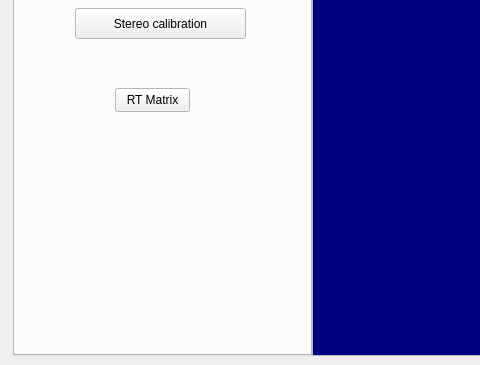
jjun-ho/2023-Capstone-Design, file IronView2/mainframe.ui: the form before one commit; both pictures show x 0 to 480 and y 96 to 461 of the 622 by 461 pixel window.
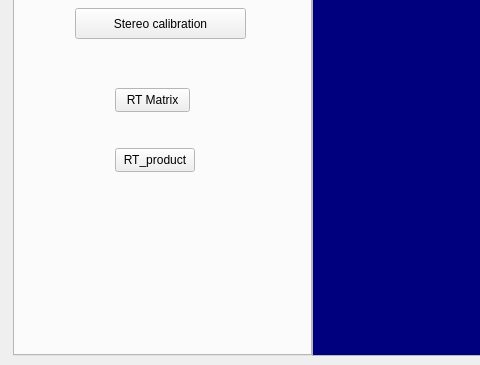
The form after the commit. Icons and pictures are not drawn.

```diff
--- a/IronView2/mainframe.ui
+++ b/IronView2/mainframe.ui
@@ -772,6 +772,19 @@
           <string>RT Matrix</string>
          </property>
         </widget>
+        <widget class="QPushButton" name="RT_product">
+         <property name="geometry">
+          <rect>
+           <x>100</x>
+           <y>160</y>
+           <width>80</width>
+           <height>24</height>
+          </rect>
+         </property>
+         <property name="text">
+          <string>RT_product</string>
+         </property>
+        </widget>
        </widget>
        <widget class="QWidget" name="tab_3">
         <attribute name="title">
```
